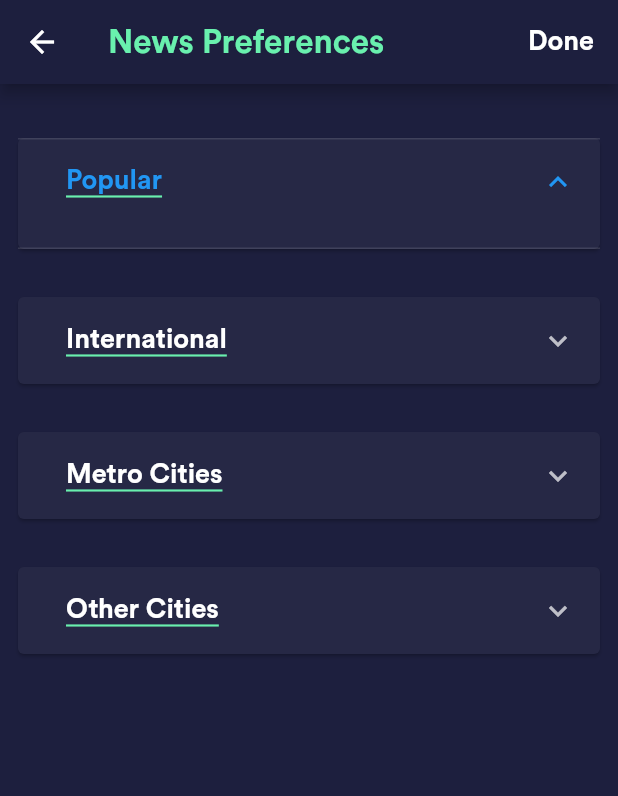
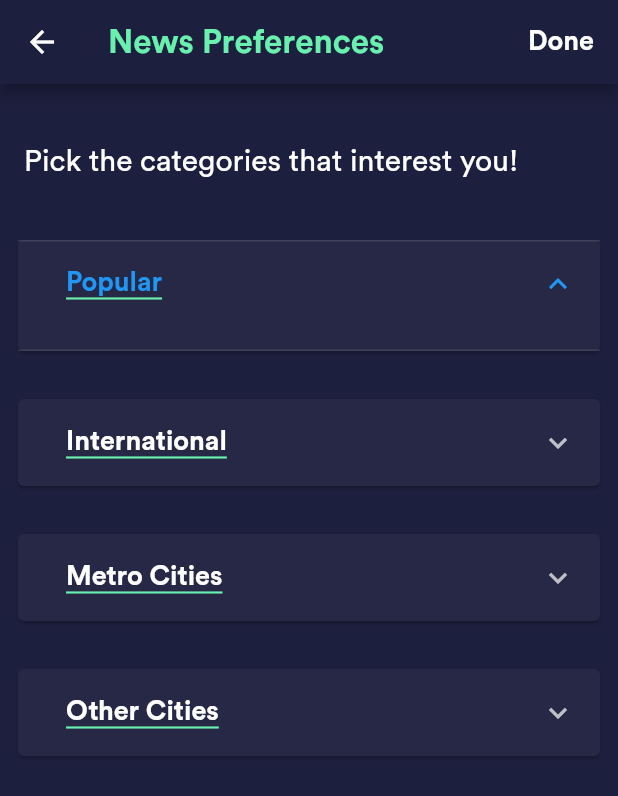
Before and after one commit to smoke-trees/news-summarizer-app, a Flutter app: the PreferencesPage screen opened by its route, on a phone screen of 412 x 824 dp. Shown: the top 796 px of the screen. Run offline on Flutter 3.47's test engine with Material 2 defaults, Android fonts, the phone set to English and light mode, and no system bars; drawn by our look-alikes of chips_choice; our stand-ins replace cached_network_image, dio, firebase_auth, firebase_core, get, hive and 3 more; missing offline and left inert: webfeed; accounts and stored records are empty; generated files the repository leaves out were written again.

Commit message:
added a little text on pref page

```diff
--- a/lib/src/app.dart
+++ b/lib/src/app.dart
@@ -23,7 +23,7 @@ class App extends StatelessWidget {
             (snapshot.connectionState == ConnectionState.done)
                 ? (snapshot.data == false || snapshot.data == null)
                     ? AuthPage()
-                    : PreferencesPage()
+                    : BasePage()
                 : Container(),
       ),
       routes: {
--- a/lib/src/ui/pages/auth_page.dart
+++ b/lib/src/ui/pages/auth_page.dart
@@ -4,7 +4,6 @@ import 'package:flutter/material.dart';
 import 'package:flutter/services.dart';
 import 'package:get/get.dart';
 import 'package:news_summarizer/src/providers/theme_provider.dart';
-import 'package:news_summarizer/src/ui/pages/base_page.dart';
 import 'package:news_summarizer/src/ui/pages/preferences_page.dart';
 import 'package:news_summarizer/src/utils/shared_prefs.dart';
 import 'package:pin_code_fields/pin_code_fields.dart';
@@ -57,7 +56,6 @@ class _AuthPageState extends State<AuthPage> {
       try {
         var authResult = await _auth.signInWithCredential(authCredential);
         if (authResult.user != null) {
-          SharedPrefs.setIsUserLoggedIn(true);
           Navigator.popAndPushNamed(context, PreferencesPage.routename);
         }
       } catch (e) {
@@ -100,7 +98,6 @@ class _AuthPageState extends State<AuthPage> {
           await FirebaseAuth.instance.signInWithCredential(credential);
       User user = authResult.user;
       if (user != null) {
-        SharedPrefs.setIsUserLoggedIn(true);
         setState(() {
           _isLoading = false;
           Navigator.popAndPushNamed(context, PreferencesPage.routename);
--- a/lib/src/ui/pages/preferences_page.dart
+++ b/lib/src/ui/pages/preferences_page.dart
@@ -5,6 +5,7 @@ import 'package:hive/hive.dart';
 import 'package:news_summarizer/src/ui/pages/base_page.dart';
 import 'package:news_summarizer/src/utils/constants.dart';
 import 'package:news_summarizer/src/utils/news_feed_list.dart';
+import 'package:news_summarizer/src/utils/shared_prefs.dart';
 
 class PreferencesPage extends StatefulWidget {
   static const routename = "/preferences";
@@ -37,6 +38,7 @@ class _PreferencesPageState extends State<PreferencesPage> {
     } else {
       var newsBox = Hive.box(NEWS_PREFS_BOX);
       newsBox.put(NEWS_PREFS, finList);
+      SharedPrefs.setIsUserLoggedIn(true);
       Navigator.popAndPushNamed(context, BasePage.routename);
     }
   }
@@ -78,6 +80,17 @@ class _PreferencesPageState extends State<PreferencesPage> {
             crossAxisAlignment: CrossAxisAlignment.center,
             children: [
               SizedBox(height: 24),
+              Container(
+                alignment: Alignment.centerLeft,
+                margin: EdgeInsets.all(16),
+                child: Text(
+                  "Pick the categories that interest you!",
+                  style: TextStyle(
+                    fontSize: 20,
+                  ),
+                ),
+              ),
+              SizedBox(height: 12),
               /*
 
               Popular Card
```
Also changed, not shown: lib/src/utils/shared_prefs.dart (+12 -0 lines).
